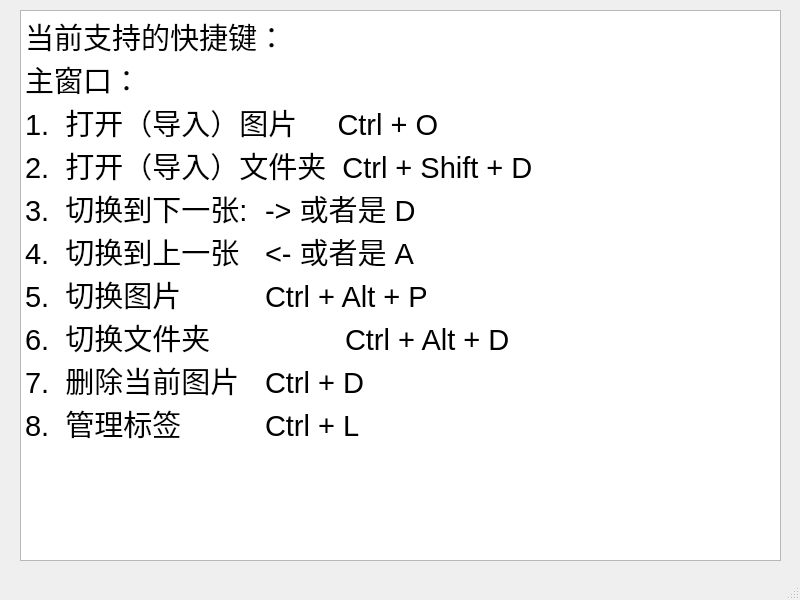
Qt form JLU_Image_TransAnd_Label/helpandcheck.ui (Charliechen114514/Jilin_University_ImageLabel_SoftWare) before a commit.
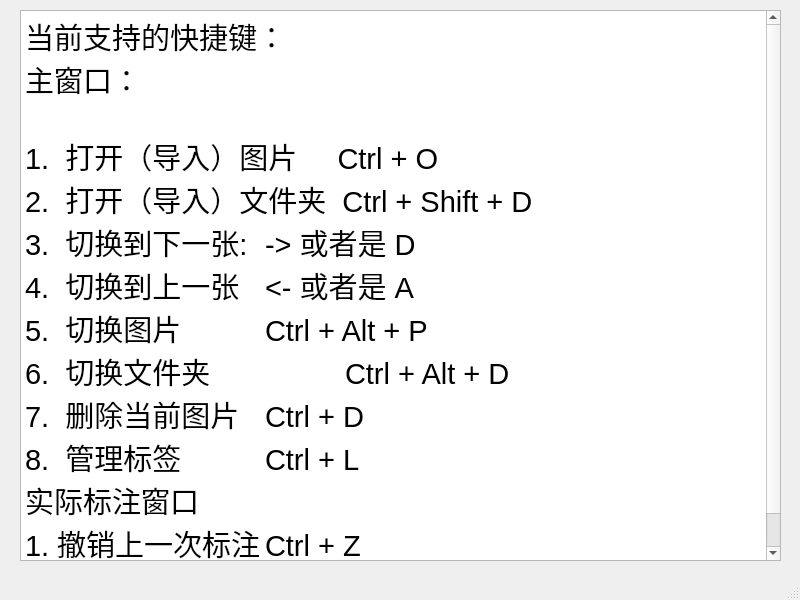
The same form after that commit.

```diff
--- a/JLU_Image_TransAnd_Label/helpandcheck.ui
+++ b/JLU_Image_TransAnd_Label/helpandcheck.ui
@@ -33,6 +33,7 @@
 &lt;/style&gt;&lt;/head&gt;&lt;body style=&quot; font-family:'Microsoft YaHei UI'; font-size:9pt; font-weight:400; font-style:normal;&quot;&gt;
 &lt;p style=&quot; margin-top:0px; margin-bottom:0px; margin-left:0px; margin-right:0px; -qt-block-indent:0; text-indent:0px;&quot;&gt;&lt;span style=&quot; font-size:22pt;&quot;&gt;当前支持的快捷键：&lt;/span&gt;&lt;/p&gt;
 &lt;p style=&quot; margin-top:0px; margin-bottom:0px; margin-left:0px; margin-right:0px; -qt-block-indent:0; text-indent:0px;&quot;&gt;&lt;span style=&quot; font-size:22pt;&quot;&gt;主窗口：&lt;/span&gt;&lt;/p&gt;
+&lt;p style=&quot;-qt-paragraph-type:empty; margin-top:0px; margin-bottom:0px; margin-left:0px; margin-right:0px; -qt-block-indent:0; text-indent:0px; font-size:22pt;&quot;&gt;&lt;br /&gt;&lt;/p&gt;
 &lt;p style=&quot; margin-top:0px; margin-bottom:0px; margin-left:0px; margin-right:0px; -qt-block-indent:0; text-indent:0px;&quot;&gt;&lt;span style=&quot; font-size:22pt;&quot;&gt;1.  打开（导入）图片     Ctrl + O&lt;/span&gt;&lt;/p&gt;
 &lt;p style=&quot; margin-top:0px; margin-bottom:0px; margin-left:0px; margin-right:0px; -qt-block-indent:0; text-indent:0px;&quot;&gt;&lt;span style=&quot; font-size:22pt;&quot;&gt;2.  打开（导入）文件夹  Ctrl + Shift + D&lt;/span&gt;&lt;/p&gt;
 &lt;p style=&quot; margin-top:0px; margin-bottom:0px; margin-left:0px; margin-right:0px; -qt-block-indent:0; text-indent:0px;&quot;&gt;&lt;span style=&quot; font-size:22pt;&quot;&gt;3.  切换到下一张: 	-&amp;gt; 或者是 D&lt;/span&gt;&lt;/p&gt;
@@ -41,7 +42,10 @@
 &lt;p style=&quot; margin-top:0px; margin-bottom:0px; margin-left:0px; margin-right:0px; -qt-block-indent:0; text-indent:0px;&quot;&gt;&lt;span style=&quot; font-size:22pt;&quot;&gt;6.  切换文件夹		Ctrl + Alt + D&lt;/span&gt;&lt;/p&gt;
 &lt;p style=&quot; margin-top:0px; margin-bottom:0px; margin-left:0px; margin-right:0px; -qt-block-indent:0; text-indent:0px;&quot;&gt;&lt;span style=&quot; font-size:22pt;&quot;&gt;7.  删除当前图片	Ctrl + D&lt;/span&gt;&lt;/p&gt;
 &lt;p style=&quot; margin-top:0px; margin-bottom:0px; margin-left:0px; margin-right:0px; -qt-block-indent:0; text-indent:0px;&quot;&gt;&lt;span style=&quot; font-size:22pt;&quot;&gt;8.  管理标签		Ctrl + L		 &lt;/span&gt;&lt;/p&gt;
-&lt;p style=&quot;-qt-paragraph-type:empty; margin-top:0px; margin-bottom:0px; margin-left:0px; margin-right:0px; -qt-block-indent:0; text-indent:0px; font-size:22pt;&quot;&gt;&lt;br /&gt;&lt;/p&gt;&lt;/body&gt;&lt;/html&gt;</string>
+&lt;p style=&quot; margin-top:0px; margin-bottom:0px; margin-left:0px; margin-right:0px; -qt-block-indent:0; text-indent:0px;&quot;&gt;&lt;span style=&quot; font-size:22pt;&quot;&gt;实际标注窗口&lt;/span&gt;&lt;/p&gt;
+&lt;p style=&quot; margin-top:0px; margin-bottom:0px; margin-left:0px; margin-right:0px; -qt-block-indent:0; text-indent:0px;&quot;&gt;&lt;span style=&quot; font-size:22pt;&quot;&gt;1. 撤销上一次标注	Ctrl + Z&lt;/span&gt;&lt;/p&gt;
+&lt;p style=&quot;-qt-paragraph-type:empty; margin-top:0px; margin-bottom:0px; margin-left:0px; margin-right:0px; -qt-block-indent:0; text-indent:0px;&quot;&gt;&lt;br /&gt;&lt;/p&gt;
+&lt;p style=&quot;-qt-paragraph-type:empty; margin-top:0px; margin-bottom:0px; margin-left:0px; margin-right:0px; -qt-block-indent:0; text-indent:0px;&quot;&gt;&lt;br /&gt;&lt;/p&gt;&lt;/body&gt;&lt;/html&gt;</string>
     </property>
    </widget>
   </widget>
```
